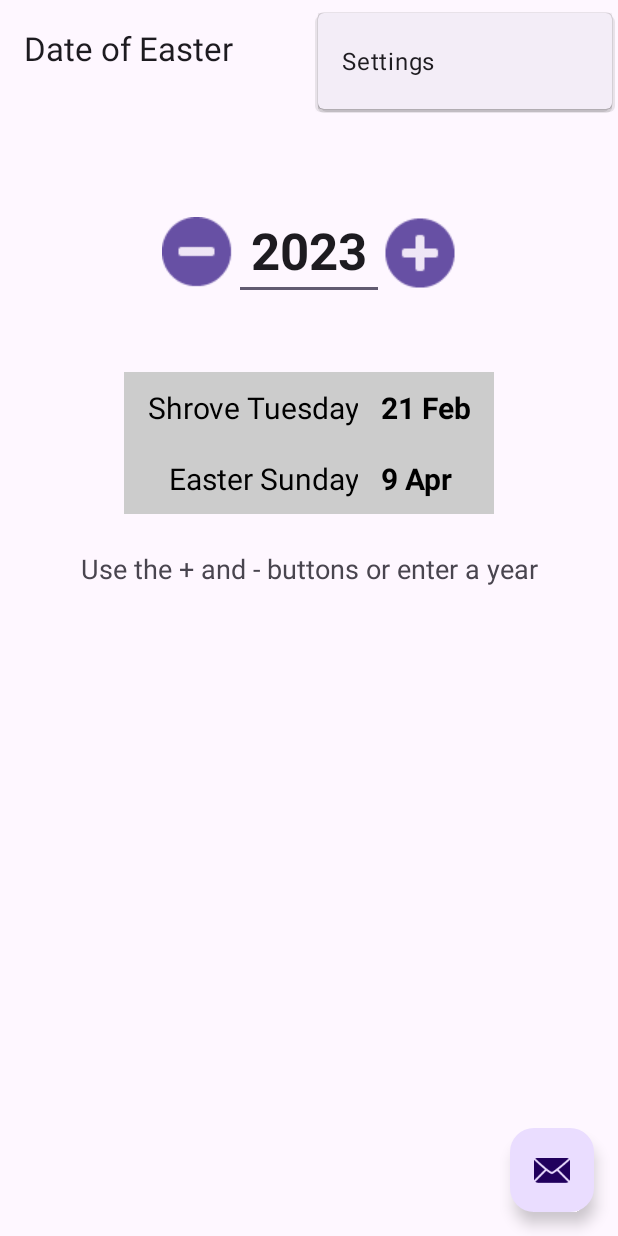
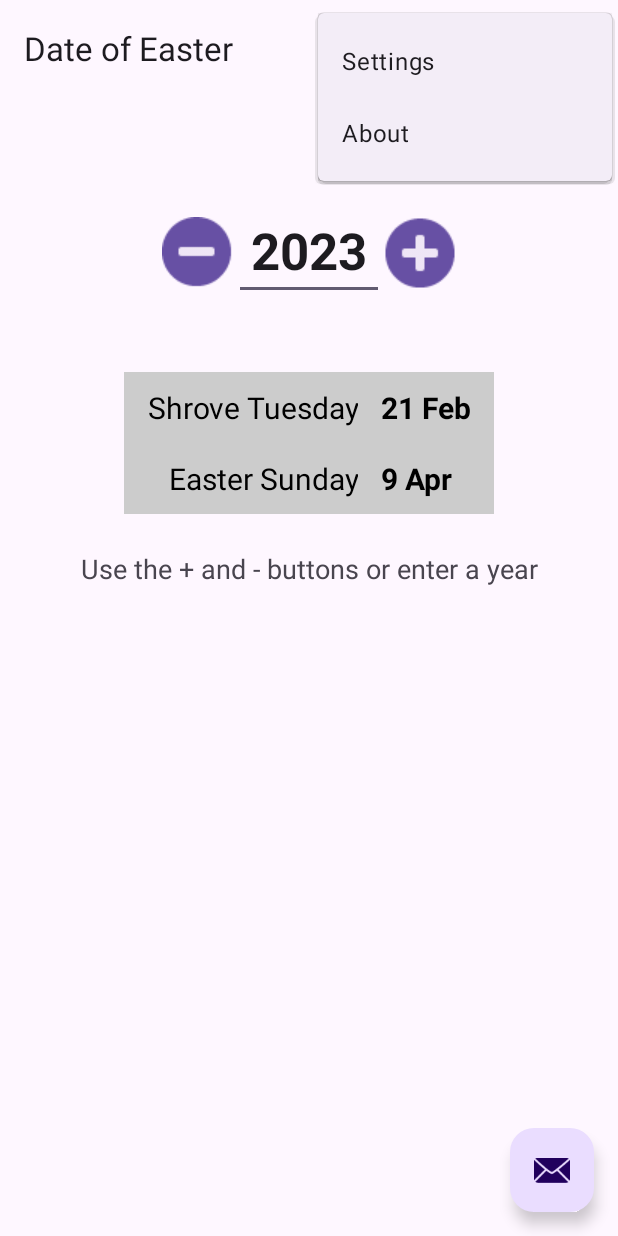
Before and after one commit to raymondlesley/easter-date-android, an Android app: the screen it shows after launch (MainActivity), with the options menu open, on a phone screen of 412 x 824 dp. Run offline under Robolectric (Android 15) with nearby library versions, the phone set to English and light mode, and no system bars; our stand-ins replace navigation-ui.

Commit message:
General code tidy

```diff
--- a/app/src/main/AndroidManifest.xml
+++ b/app/src/main/AndroidManifest.xml
@@ -1,6 +1,8 @@
 <?xml version="1.0" encoding="utf-8"?>
 <manifest xmlns:android="http://schemas.android.com/apk/res/android"
-    xmlns:tools="http://schemas.android.com/tools">
+    xmlns:tools="http://schemas.android.com/tools"
+    android:versionCode="1"
+    android:versionName="0.1">
 
     <application
         android:allowBackup="true"
--- a/app/src/main/java/uk/co/thelesleys/easterdatecalculator/FirstFragment.kt
+++ b/app/src/main/java/uk/co/thelesleys/easterdatecalculator/FirstFragment.kt
@@ -57,54 +57,48 @@ class FirstFragment : Fragment() {
         return GregorianCalendar(year, month - 1, day, 0, 0, 0)
     }
 
-    private fun recalcDates(view: View, year: Int) {
+    private fun recalcDates(year: Int) {
         val dateEaster = calculateEasterDate(year)
-//        Snackbar.make(view, "Easter = ", date.toString(), Snackbar.LENGTH_LONG)
-//            .setAnchorView(R.id.plus_button_first)
-//            .setAction("Action", null).show()
         val formatter = SimpleDateFormat("d MMM")
         val textEaster = formatter.format(dateEaster.time)
         binding.eastervalue.text = textEaster // .setText(textEaster)
         val dateShroveTuesday = dateEaster.clone() as Calendar
         dateShroveTuesday.add(Calendar.DATE, -47)
         val textShroveTuesday = formatter.format(dateShroveTuesday.time)
-        binding.shrovevalue.text = textShroveTuesday // .setText(textShroveTuesday)
+        binding.shrovevalue.text = textShroveTuesday
     }
 
-    override fun onViewCreated(view: View, savedInstanceState: Bundle?) {
-        super.onViewCreated(view, savedInstanceState)
+    override fun onViewCreated(vwFragment: View, savedInstanceState: Bundle?) {
+        super.onViewCreated(vwFragment, savedInstanceState)
 
         val today = Calendar.getInstance()
-        val year = today.get(YEAR)
-        val txt = year.toString()
+        val current_year = today.get(YEAR)
+        val txt = current_year.toString()
         binding.edittext.setText(txt)
-        recalcDates(view, year)
+        recalcDates(current_year)
 
-        binding.buttonFirst.setOnClickListener {view ->
+        binding.buttonFirst.setOnClickListener { _ ->
             var year = binding.edittext.text.toString().toInt()
             year -= 1
             binding.edittext.setText(year.toString())
-            recalcDates(view, year)
+            recalcDates(year)
         }
-//        binding.plusButtonFirst.setOnClickListener { view ->
-//            Snackbar.make(view, "Plus Button Pressed", Snackbar.LENGTH_LONG)
-//                .setAnchorView(R.id.plus_button_first)
-//                .setAction("Action", null).show()
-//        }
-        binding.plusButtonFirst.setOnClickListener {view ->
+        binding.plusButtonFirst.setOnClickListener { _ ->
             var year = binding.edittext.text.toString().toInt()
             year += 1
             binding.edittext.setText(year.toString())
-            recalcDates(view, year)
+            recalcDates(year)
         }
-        binding.edittext.setOnKeyListener { view, keyCode, event ->
+        binding.edittext.setOnKeyListener { _, keyCode, event ->
             if (keyCode == KeyEvent.KEYCODE_ENTER && event.action == KeyEvent.ACTION_UP) {
                 //Perform Code
-                var year = binding.edittext.text.toString().toInt()
-                recalcDates(view, year)
-                //return@OnKeyListener true
+                val year = binding.edittext.text.toString().toInt()
+                recalcDates(year)
+                true // handled
             }
-            false
+            else {
+                false // not handled
+            }
         }
     }
 
--- a/app/src/main/java/uk/co/thelesleys/easterdatecalculator/MainActivity.kt
+++ b/app/src/main/java/uk/co/thelesleys/easterdatecalculator/MainActivity.kt
@@ -49,6 +49,12 @@ class MainActivity : AppCompatActivity() {
         // as you specify a parent activity in AndroidManifest.xml.
         return when (item.itemId) {
             R.id.action_settings -> true
+            R.id.action_about -> {
+                Snackbar.make(binding.root, "What about it?", Snackbar.LENGTH_LONG)
+                    .setAnchorView(R.id.fab)
+                    .setAction("Action", null).show()
+                true
+            }
             else -> super.onOptionsItemSelected(item)
         }
     }
--- a/app/src/main/res/menu/menu_main.xml
+++ b/app/src/main/res/menu/menu_main.xml
@@ -7,4 +7,9 @@
         android:orderInCategory="100"
         android:title="@string/action_settings"
         app:showAsAction="never" />
+    <item
+        android:id="@+id/action_about"
+        android:orderInCategory="200"
+        android:title="@string/about"
+        app:showAsAction="never" />
 </menu>
--- a/app/src/main/res/values/strings.xml
+++ b/app/src/main/res/values/strings.xml
@@ -45,4 +45,5 @@
     </string>
     <string name="shrove_tuesday">Shrove Tuesday</string>
     <string name="easter">Easter Sunday</string>
+    <string name="about">About</string>
 </resources>
```
